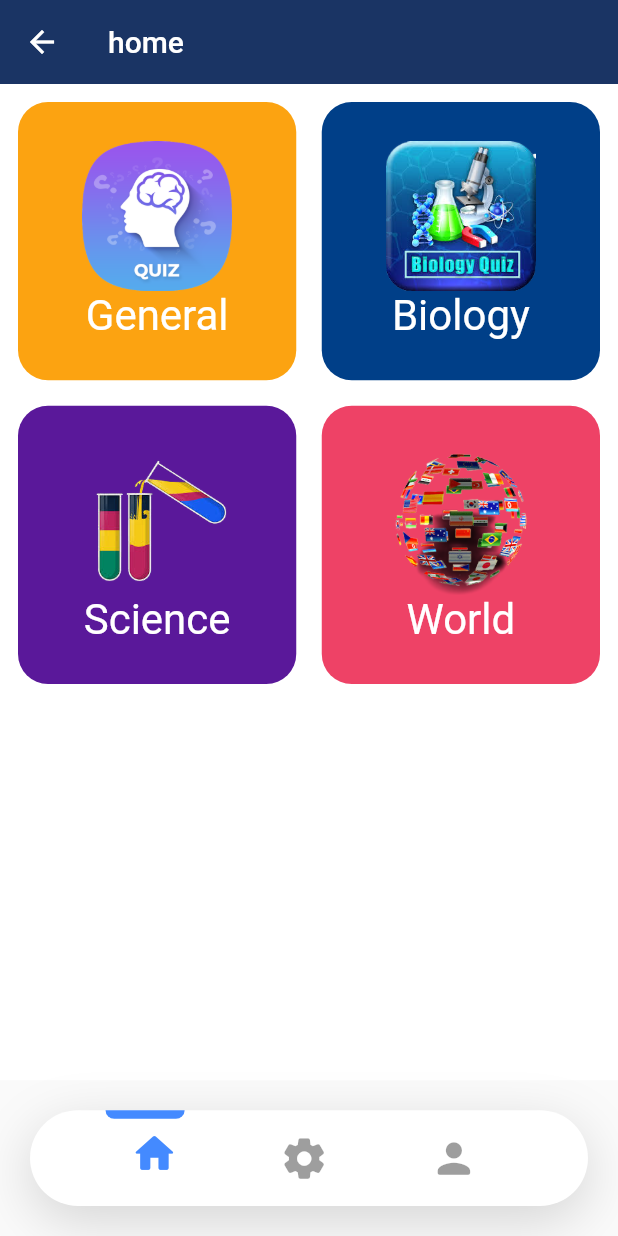
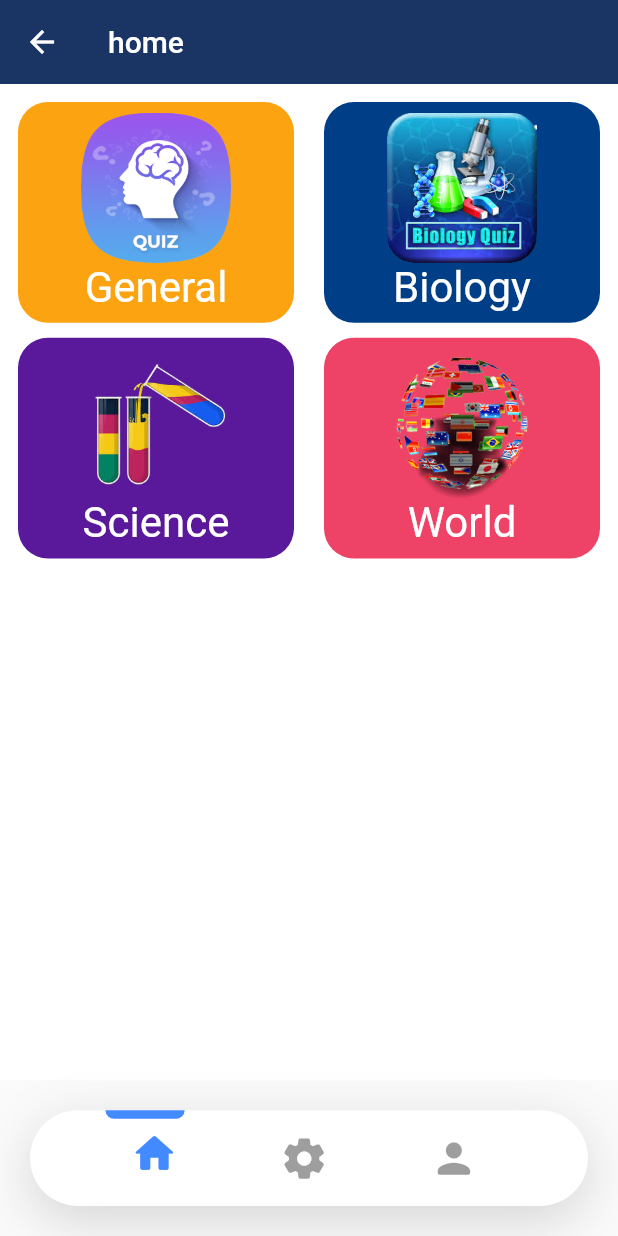
Before and after one commit to ISRAFIL-HOSSAIN/Flutter_quiz_apps, a Flutter app: the screen it shows after launch, after a tap on "Login", on a phone screen of 412 x 824 dp. Run offline on Flutter 3.47's test engine with Material 2 defaults, Android fonts, the phone set to English and light mode, and no system bars; our stand-ins replace google_fonts.

```diff
--- a/lib/screen/home/HomeScreen.dart
+++ b/lib/screen/home/HomeScreen.dart
@@ -7,7 +7,8 @@ class HomeScreen extends StatelessWidget {
 
   @override
   Widget build(BuildContext context) {
-    var sizeW = MediaQuery.of(context).size.height / 3;
+    var sizeW = MediaQuery.of(context).size.width / 3;
+    var sizeh = MediaQuery.of(context).size.height;
     return SafeArea(
       child: Scaffold(
         backgroundColor: Colors.white,
@@ -17,13 +18,17 @@ class HomeScreen extends StatelessWidget {
           shadowColor: Colors.transparent,
         ),
         body: Container(
+          height: sizeh,
           child: Padding(
             padding: EdgeInsets.all(12.0),
-            child: GridView(
+            child: Stack(
+              children: <Widget>[
+                GridView(
                   gridDelegate: const SliverGridDelegateWithFixedCrossAxisCount(
                     crossAxisCount: 2,
-                mainAxisSpacing: 17,
-                crossAxisSpacing: 17,
+                    mainAxisSpacing: 10,
+                    crossAxisSpacing: 20,
+                    childAspectRatio: (1 / .8),
                   ),
                   children: [
                     InkWell(
@@ -172,10 +177,10 @@ class HomeScreen extends StatelessWidget {
                     ),
                   ],
                 ),
-
+                // Row(),
+              ],
             ),
-
-
+          ),
         ),
       ),
     );
--- a/lib/screen/page.dart
+++ b/lib/screen/page.dart
@@ -7,3 +7,5 @@ export '../models/constant.dart';
 export './home/HomeScreen.dart';
 export './profile/profilepage.dart';
 export './setting/settingpage.dart';
+export './widget/bezierContainer.dart';
+export './widget/customClipper.dart';
--- /dev/null
+++ b/lib/screen/quiz/quiz.dart
@@ -0,0 +1,4 @@
+// export 'biology/';
+// export 'general/';
+// export 'science/';
+// export 'world/';
```
Also changed, not shown: lib/screen/auth/loginscreen.dart (+87 -3 lines). Lines whose indentation alone changed are shown as unchanged.
